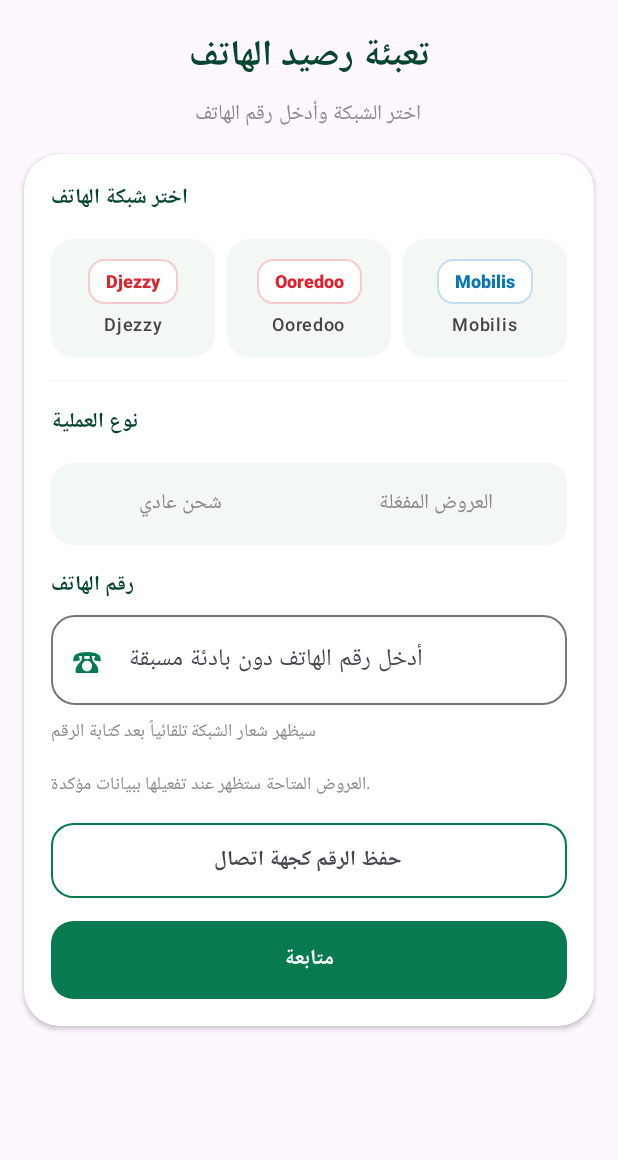
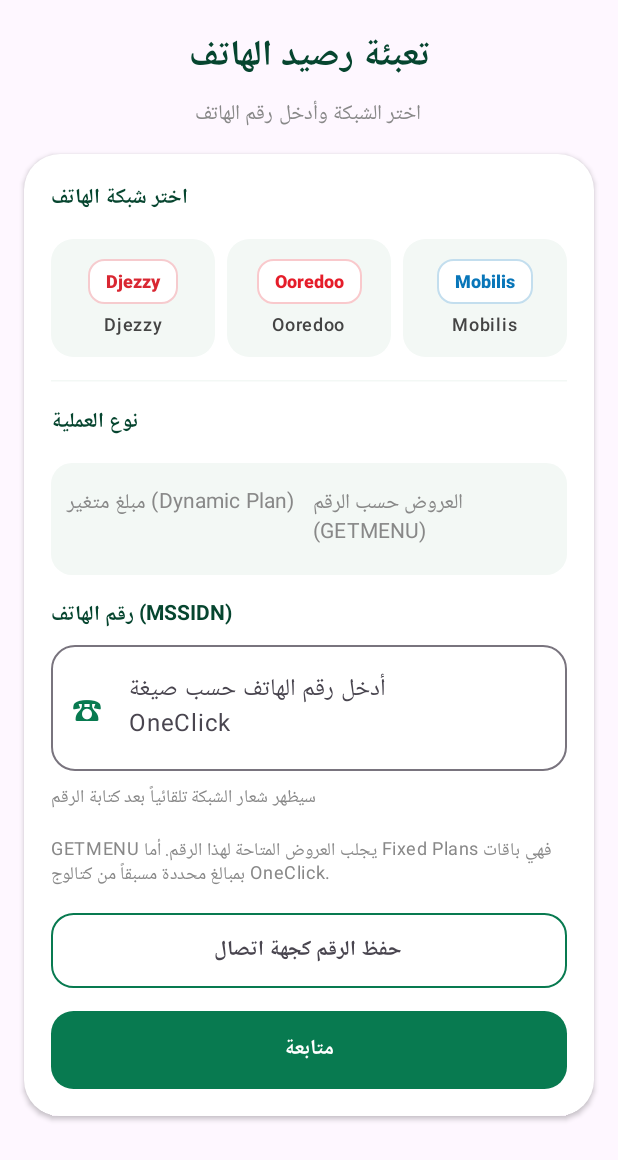
Before and after one commit to kioqprint/kioq.network, an Android app built with Jetpack Compose: the composable RechargePage called with empty values, on a phone screen of 412 x 824 dp. Shown: the top 1160 px of the screen. Run offline under Robolectric (Android 15) with nearby library versions, the phone set to English and light mode, and no system bars.

Commit message:
Align KIOQ service labels with OneClick API terminology

```diff
--- a/app/src/main/java/network/kioq/app/MainActivity.kt
+++ b/app/src/main/java/network/kioq/app/MainActivity.kt
@@ -58,7 +58,7 @@ private val Red = Color(0xFFD83A45)
 private val Page = Color(0xFFF3F8F5)
 private val services = listOf("Djezzy", "Ooredoo", "Mobilis", "IDoom Fibre", "IDoom 4G")
 private val quickAmounts = listOf("50", "100", "200", "500", "1000", "1500", "2000")
-private val menuItems = listOf("الرئيسية", "تعبئة الهاتف", "تعبئة IDoom", "سجل التعبئات", "الزبائن والتجار", "الديون والمدفوعات", "الأرباح والمداخيل", "الصندوق والسحوبات", "الإشعارات", "المحادثات", "التقارير والإحصائيات", "الإعدادات")
+private val menuItems = listOf("الرئيسية", "تعبئة رصيد الهاتف", "تعبئة الإنترنت", "سجل التعبئات", "الزبائن والتجار", "الديون والمدفوعات", "الأرباح والمداخيل", "الصندوق والسحوبات", "الإشعارات", "المحادثات", "التقارير والإحصائيات", "الإعدادات")
 private data class Contact(val id:Long=0,val first:String,val last:String,val number:String,val service:String) { val fullName:String get()="$first $last" }
 private data class RechargeRecord(val id:String,val name:String,val number:String,val service:String,val kind:String,val amount:Int,val deducted:Int,val status:String,val date:String)
 
@@ -88,9 +88,9 @@ private suspend fun loadBannerBitmap(context: Context, uri: Uri): androidx.compo
  }
 
 private val demoRecords = listOf(
- RechargeRecord("KQ-1003","محمد بن علي","0770123456","Djezzy","شحن عادي",1000,970,"ناجحة","16/11/2026 · 10:35"),
+ RechargeRecord("KQ-1003","محمد بن علي","0770123456","Djezzy","مبلغ متغير (Dynamic Plan)",1000,970,"ناجحة","16/11/2026 · 10:35"),
  RechargeRecord("KQ-1002","أحمد قادري","0550223344","Ooredoo","عرض مفعّل",500,485,"قيد المعالجة","16/11/2026 · 10:20"),
- RechargeRecord("KQ-1001","زبون غير محفوظ","0660111222","Mobilis","شحن عادي",100,0,"فاشلة","16/11/2026 · 09:50")
+ RechargeRecord("KQ-1001","زبون غير محفوظ","0660111222","Mobilis","مبلغ متغير (Dynamic Plan)",100,0,"فاشلة","16/11/2026 · 09:50")
 )
 private class ContactDb(ctx:Context):SQLiteOpenHelper(ctx,"kioq_contacts.db",null,1) {
  override fun onCreate(db:SQLiteDatabase) { db.execSQL("CREATE TABLE contacts(id INTEGER PRIMARY KEY AUTOINCREMENT,first TEXT NOT NULL,last TEXT NOT NULL,number TEXT NOT NULL,service TEXT NOT NULL,UNIQUE(number,service))") }
@@ -150,10 +150,16 @@ private fun networkFor(number:String,selected:String):String {
   else->selected
  }
 }
+private fun serviceLabel(service:String):String = when(service) {
+ "IDoom 4G" -> "4G LTE"
+ "IDoom Fibre" -> "IDoom Fibre"
+ "IDoom" -> "Algérie Télécom"
+ else -> service
+}
 @Composable private fun NetworkMark(service:String,large:Boolean=false) {
  val color=when(service) { "Djezzy"->Color(0xFFD92732); "Ooredoo"->Color(0xFFE51D2A); "Mobilis"->Color(0xFF0876B9); "IDoom Fibre","IDoom 4G","IDoom"->Green; else->Green }
  Surface(color=Color.White,contentColor=color,shape=RoundedCornerShape(11.dp),border=androidx.compose.foundation.BorderStroke(1.dp,color.copy(alpha=0.24f))) {
-  Text(service,Modifier.padding(horizontal=if(large)12.dp else 9.dp,vertical=if(large)8.dp else 6.dp),fontSize=if(large)12.sp else 10.sp,fontWeight=FontWeight.ExtraBold,maxLines=1)
+  Text(serviceLabel(service),Modifier.padding(horizontal=if(large)12.dp else 9.dp,vertical=if(large)8.dp else 6.dp),fontSize=if(large)12.sp else 10.sp,fontWeight=FontWeight.ExtraBold,maxLines=1)
  }
 }
 @Composable private fun KioqApp() {
@@ -167,7 +173,7 @@ private fun networkFor(number:String,selected:String):String {
  LaunchedEffect(Unit) { delay(2000); showSplash=false }
  var drawer by remember { mutableStateOf(false) }
  var service by remember { mutableStateOf("Djezzy") }
- var kind by remember { mutableStateOf("شحن عادي") }
+ var kind by remember { mutableStateOf("مبلغ متغير (Dynamic Plan)") }
  var number by remember { mutableStateOf("") }
  var amount by remember { mutableStateOf("") }
  var contactQuery by remember { mutableStateOf("") }
@@ -257,9 +263,9 @@ private fun networkFor(number:String,selected:String):String {
    Box(Modifier.fillMaxWidth().widthIn(max=620.dp)) {
    when(page) {
      "الرئيسية" -> Dashboard(onNavigate={page=it},contacts=contacts.size,onHelp={helpNetwork=it})
-     "تعبئة الهاتف","تعبئة IDoom" -> RechargePage(page,service,{service=it},kind,{kind=it},number,{number=it.filter(Char::isDigit)},amount,{amount=it.filter(Char::isDigit)},detected,recent,message,{message=it},onSave={editing=null;dialog=true},onConfirm={message="طلب تجريبي فقط: لم يتم إرسال طلب أو خصم رصيد."})
+     "تعبئة رصيد الهاتف","تعبئة الإنترنت" -> RechargePage(page,service,{service=it},kind,{kind=it},number,{number=it.filter(Char::isDigit)},amount,{amount=it.filter(Char::isDigit)},detected,recent,message,{message=it},onSave={editing=null;dialog=true},onConfirm={message="طلب تجريبي فقط: لم يتم إرسال طلب أو خصم رصيد."})
      "سجل التعبئات" -> HistoryPage(historyQuery,{historyQuery=it},statusFilter,{statusFilter=it},records,expanded,{expanded=it})
-     "الزبائن والتجار" -> ContactsPage(contactQuery,{contactQuery=it},contactList,onAdd={editing=null;dialog=true},onUse={c->service=c.service;number=c.number;page=if(c.service.startsWith("IDoom")) "تعبئة IDoom" else "تعبئة الهاتف"},onEdit={editing=it;dialog=true},onDelete={contact->scope.launch { withContext(Dispatchers.IO) { db.delete(contact.id); db.all() }.also { contacts=it } }},onCall={context.startActivity(Intent(Intent.ACTION_DIAL,Uri.parse("tel:"+it)))})
+     "الزبائن والتجار" -> ContactsPage(contactQuery,{contactQuery=it},contactList,onAdd={editing=null;dialog=true},onUse={c->service=c.service;number=c.number;page=if(c.service.startsWith("IDoom")) "تعبئة الإنترنت" else "تعبئة رصيد الهاتف"},onEdit={editing=it;dialog=true},onDelete={contact->scope.launch { withContext(Dispatchers.IO) { db.delete(contact.id); db.all() }.also { contacts=it } }},onCall={context.startActivity(Intent(Intent.ACTION_DIAL,Uri.parse("tel:"+it)))})
      "الديون والمدفوعات" -> InfoPage("الديون والمدفوعات","متابعة ديون التجار، الدفعات الجزئية، والمبالغ المتبقية.","سيتم احتساب الجزء المحصّل من الهامش بنسبة المبلغ المسدد إلى الدين المرتبط به.")
      "الأرباح والمداخيل" -> InfoPage("الأرباح والمداخيل","إجمالي الأرباح المسجلة، المحصّلة، وغير المحصّلة.","الأرباح تقارير محاسبية وليست محفظة رصيد مستقلة.")
      "الصندوق والسحوبات" -> InfoPage("الصندوق والسحوبات","متابعة المبالغ المحصّلة والسحوبات إلى الصندوق الفعلي.","السحب تحويل محاسبي للصندوق ولا يُسجّل كربح جديد.")
@@ -343,7 +349,7 @@ private fun networkFor(number:String,selected:String):String {
     Row(verticalAlignment=Alignment.CenterVertically,horizontalArrangement=Arrangement.spacedBy(9.dp)) {
      Surface(color=Color(0xFFFFF0F0),shape=RoundedCornerShape(12.dp),modifier=Modifier.size(38.dp)){Box(contentAlignment=Alignment.Center){Text("☎",color=Red,fontSize=20.sp,fontWeight=FontWeight.Bold)}}
      Column {
-      Text("خدمات الشركات",fontWeight=FontWeight.ExtraBold,color=GreenDark,style=MaterialTheme.typography.titleLarge)
+      Text("شبكات الهاتف والإنترنت",fontWeight=FontWeight.ExtraBold,color=GreenDark,style=MaterialTheme.typography.titleLarge)
       Text("معلومات الاتصال والدعم لكل شركة",style=MaterialTheme.typography.labelSmall,color=Color.Gray)
      }
     }
@@ -355,7 +361,7 @@ private fun networkFor(number:String,selected:String):String {
         Text(when(network) { "Djezzy"->"D"; "Ooredoo"->"O"; "Mobilis"->"M"; else->"i" },fontSize=21.sp,fontWeight=FontWeight.Black,color=accent)
        }
        Column(Modifier.weight(1f),verticalArrangement=Arrangement.spacedBy(2.dp)) {
-        Text(network,fontWeight=FontWeight.Bold,color=GreenDark)
+        Text(serviceLabel(network),fontWeight=FontWeight.Bold,color=GreenDark)
         Text("أرقام الخدمة والدعم",style=MaterialTheme.typography.labelSmall,color=Color.Gray)
        }
        Text("الدعم  ←",style=MaterialTheme.typography.labelMedium,fontWeight=FontWeight.Bold,color=accent)
@@ -373,10 +379,10 @@ private fun networkFor(number:String,selected:String):String {
       Text("اختر نوع التعبئة للمتابعة",style=MaterialTheme.typography.labelSmall,color=Color(0xFFD6E9DE))
      }
     }
-    Text("تعبئة الهاتف",fontWeight=FontWeight.Bold,color=Color.White)
+    Text("تعبئة رصيد الهاتف",fontWeight=FontWeight.Bold,color=Color.White)
     Row(Modifier.fillMaxWidth(),horizontalArrangement=Arrangement.spacedBy(8.dp)) {
      listOf("Djezzy","Ooredoo","Mobilis").forEach { network ->
-      Surface(modifier=Modifier.weight(1f).clickable { onNavigate("تعبئة الهاتف") },color=Color.White,shape=RoundedCornerShape(16.dp)) {
+      Surface(modifier=Modifier.weight(1f).clickable { onNavigate("تعبئة رصيد الهاتف") },color=Color.White,shape=RoundedCornerShape(16.dp)) {
        Column(Modifier.padding(vertical=14.dp,horizontal=5.dp),horizontalAlignment=Alignment.CenterHorizontally,verticalArrangement=Arrangement.spacedBy(5.dp)) {
         Box(Modifier.size(34.dp).background(when(network) { "Djezzy"->Color(0xFFFFE9EA); "Ooredoo"->Color(0xFFFFE9EA); else->Color(0xFFE6F3FB) },CircleShape),contentAlignment=Alignment.Center) {
          Text(when(network) { "Djezzy"->"D"; "Ooredoo"->"O"; else->"M" },fontWeight=FontWeight.Black,color=when(network) { "Djezzy"->Red; "Ooredoo"->Red; else->Color(0xFF0876B9) },fontSize=18.sp)
@@ -389,7 +395,7 @@ private fun networkFor(number:String,selected:String):String {
     Text("تعبئة الإنترنت",fontWeight=FontWeight.Bold,color=Color.White)
     Row(Modifier.fillMaxWidth(),horizontalArrangement=Arrangement.spacedBy(8.dp)) {
      listOf("IDoom Fibre","IDoom 4G").forEach { network ->
-      Surface(modifier=Modifier.weight(1f).clickable { onNavigate("تعبئة IDoom") },color=Color(0xFFE8F6EF),shape=RoundedCornerShape(16.dp)) {
+      Surface(modifier=Modifier.weight(1f).clickable { onNavigate("تعبئة الإنترنت") },color=Color(0xFFE8F6EF),shape=RoundedCornerShape(16.dp)) {
        Row(Modifier.padding(13.dp),verticalAlignment=Alignment.CenterVertically,horizontalArrangement=Arrangement.spacedBy(8.dp)) {
         Box(Modifier.size(36.dp).background(Color.White,CircleShape),contentAlignment=Alignment.Center){Text("i",fontWeight=FontWeight.Black,color=Green,fontSize=20.sp)}
         Column {
@@ -406,7 +412,7 @@ private fun networkFor(number:String,selected:String):String {
 }
 @Composable private fun StatCard(title:String,value:String,modifier:Modifier=Modifier) { Card(modifier) { Column(Modifier.padding(14.dp)) { Text(title,style=MaterialTheme.typography.bodySmall,color=Color.Gray);Text(value,style=MaterialTheme.typography.headlineMedium,color=Green,fontWeight=FontWeight.Bold) } } }
 @Composable private fun RechargePage(page:String,service:String,onService:(String)->Unit,kind:String,onKind:(String)->Unit,number:String,onNumber:(String)->Unit,amount:String,onAmount:(String)->Unit,detected:String,recent:List<Contact>,message:String,onMessage:(String)->Unit,onSave:()->Unit,onConfirm:()->Unit) {
- val isInternet=page=="تعبئة IDoom"
+ val isInternet=page=="تعبئة الإنترنت"
  val choices=if(isInternet) services.filter { it.startsWith("IDoom") } else services.filter { !it.startsWith("IDoom") }
  val activeNetwork=if(number.isNotBlank()) detected else service
  LazyColumn(
@@ -418,7 +424,7 @@ private fun networkFor(number:String,selected:String):String {
   item {
    Column(Modifier.fillMaxWidth().widthIn(max=540.dp),horizontalAlignment=Alignment.CenterHorizontally,verticalArrangement=Arrangement.spacedBy(5.dp)) {
     Text(if(isInternet)"تعبئة الإنترنت" else "تعبئة رصيد الهاتف",style=MaterialTheme.typography.headlineSmall,fontWeight=FontWeight.ExtraBold,color=GreenDark)
-    Text(if(isInternet)"اختر الخدمة وأدخل رقم الاشتراك" else "اختر الشبكة وأدخل رقم الهاتف",style=MaterialTheme.typography.bodyMedium,color=Color.Gray)
+    Text(if(isInternet)"اختر الخدمة وأدخل رقم الخط حسب صيغة OneClick" else "اختر الشبكة وأدخل رقم الهاتف",style=MaterialTheme.typography.bodyMedium,color=Color.Gray)
    }
   }
   item {
@@ -429,7 +435,7 @@ private fun networkFor(number:String,selected:String):String {
     elevation=CardDefaults.cardElevation(defaultElevation=2.dp)
    ) {
     Column(Modifier.fillMaxWidth().padding(18.dp),verticalArrangement=Arrangement.spacedBy(15.dp)) {
-     Text(if(isInternet)"نوع الاشتراك" else "اختر شبكة الهاتف",fontWeight=FontWeight.Bold,color=GreenDark)
+     Text(if(isInternet)"نوع خدمة الإنترنت" else "اختر شبكة الهاتف",fontWeight=FontWeight.Bold,color=GreenDark)
      Row(Modifier.fillMaxWidth(),horizontalArrangement=Arrangement.spacedBy(8.dp)) {
       choices.forEach { option ->
        val selected=service==option
@@ -441,7 +447,7 @@ private fun networkFor(number:String,selected:String):String {
        ) {
         Column(Modifier.fillMaxWidth().padding(vertical=13.dp,horizontal=4.dp),horizontalAlignment=Alignment.CenterHorizontally,verticalArrangement=Arrangement.spacedBy(6.dp)) {
          NetworkMark(option,true)
-         Text(option,fontWeight=if(selected) FontWeight.Bold else FontWeight.Medium,style=MaterialTheme.typography.labelMedium,color=if(selected) GreenDark else Color.DarkGray)
+         Text(serviceLabel(option),fontWeight=if(selected) FontWeight.Bold else FontWeight.Medium,style=MaterialTheme.typography.labelMedium,color=if(selected) GreenDark else Color.DarkGray)
         }
        }
       }
@@ -449,7 +455,7 @@ private fun networkFor(number:String,selected:String):String {
      HorizontalDivider(color=Page)
      Text("نوع العملية",fontWeight=FontWeight.Bold,color=GreenDark)
      Row(Modifier.fillMaxWidth().background(Page,RoundedCornerShape(14.dp)).padding(4.dp),horizontalArrangement=Arrangement.spacedBy(5.dp)) {
-      listOf("شحن عادي","العروض المفعّلة").forEach { option ->
+      listOf("مبلغ متغير (Dynamic Plan)","العروض حسب الرقم (GETMENU)").forEach { option ->
        val selected=kind==option
        Surface(
         modifier=Modifier.weight(1f).clickable { onKind(option) },
@@ -462,13 +468,13 @@ private fun networkFor(number:String,selected:String):String {
       }
      }
      Column(verticalArrangement=Arrangement.spacedBy(8.dp)) {
-      Text(if(isInternet)"رقم اشتراك IDoom" else "رقم الهاتف",fontWeight=FontWeight.Bold,color=GreenDark)
+      Text(if(isInternet)"رقم الخط / رقم الهاتف (MSSIDN)" else "رقم الهاتف (MSSIDN)",fontWeight=FontWeight.Bold,color=GreenDark)
       OutlinedTextField(
        value=number,
        onValueChange=onNumber,
        modifier=Modifier.fillMaxWidth(),
        singleLine=true,
-       placeholder={Text(if(isInternet)"أدخل رقم الاشتراك" else "أدخل رقم الهاتف دون بادئة مسبقة")},
+       placeholder={Text(if(isInternet)"أدخل رقم الخط حسب صيغة OneClick" else "أدخل رقم الهاتف حسب صيغة OneClick")},
        leadingIcon={if(number.isNotBlank()) NetworkMark(activeNetwork,true) else Text("☎",color=Green,fontSize=20.sp)},
        trailingIcon={if(number.isNotBlank()) IconButton(onClick={onNumber("")}) { Text("×",color=Green,fontSize=24.sp,fontWeight=FontWeight.Bold) }},
        keyboardOptions=KeyboardOptions(keyboardType=KeyboardType.Phone),
@@ -501,7 +507,7 @@ private fun networkFor(number:String,selected:String):String {
        }
       }
      }
-     if(kind=="شحن عادي") {
+     if(kind=="مبلغ متغير (Dynamic Plan)") {
       Column(verticalArrangement=Arrangement.spacedBy(9.dp)) {
        Text("مبلغ التعبئة",fontWeight=FontWeight.Bold,color=GreenDark)
        OutlinedTextField(amount,onAmount,Modifier.fillMaxWidth(),singleLine=true,placeholder={Text("أدخل المبلغ بالدينار الجزائري")},suffix={Text("دج")},keyboardOptions=KeyboardOptions(keyboardType=KeyboardType.Number),shape=RoundedCornerShape(16.dp))
@@ -515,7 +521,7 @@ private fun networkFor(number:String,selected:String):String {
        }
       }
      } else {
-      Text("العروض المتاحة ستظهر عند تفعيلها ببيانات مؤكدة.",style=MaterialTheme.typography.bodySmall,color=Color.Gray)
+      Text("GETMENU يجلب العروض المتاحة لهذا الرقم. أما Fixed Plans فهي باقات بمبالغ محددة مسبقاً من كتالوج OneClick.",style=MaterialTheme.typography.bodySmall,color=Color.Gray)
      }
      OutlinedButton(onClick=onSave,modifier=Modifier.fillMaxWidth().height(50.dp),shape=RoundedCornerShape(15.dp),border=androidx.compose.foundation.BorderStroke(1.3.dp,Green)) { Text("حفظ الرقم كجهة اتصال",fontWeight=FontWeight.SemiBold) }
      Button(
@@ -751,7 +757,7 @@ private fun networkFor(number:String,selected:String):String {
    Text("هذه التفضيلات تحفظ محلياً؛ إرسال إشعارات فعلية يتطلب ربط خدمة الإشعارات بالخادم.", style=MaterialTheme.typography.bodySmall, color=Color.Gray)
   } }
   item { SettingsGroup("إعدادات الخدمات", "التحكم في الخدمات المتاحة") {
-   SettingsAction("خدمات الهاتف والإنترنت", "Djezzy وOoredoo وMobilis وIDoom", "smartphone") { dialogTitle="إعدادات الخدمات"; dialogText="إظهار الخدمات وإخفاؤها من حسابات التجار سيكون من صلاحيات المالك، وسيتم تطبيقه مركزياً بعد ربط الخادم." }
+   SettingsAction("خدمات الهاتف والإنترنت", "Djezzy وOoredoo وMobilis وخدمات الإنترنت ADSL و4G LTE", "smartphone") { dialogTitle="إعدادات الخدمات"; dialogText="إظهار الخدمات وإخفاؤها من حسابات التجار سيكون من صلاحيات المالك، وسيتم تطبيقه مركزياً بعد ربط الخادم." }
    SettingsAction("المبالغ والعروض", "إدارة مبالغ التعبئة والعروض المتاحة", "list") { dialogTitle="المبالغ والعروض"; dialogText="المبالغ السريعة الحالية: 50، 100، 200، 500، 1000، 1500، 2000 دج. إدارة القيم والعروض تحتاج صلاحية المالك ومصدراً مؤكداً للبيانات." }
   } }
   item { SettingsGroup("الإعدادات التجارية والمالية · المالك فقط", "لا تظهر هذه الصلاحيات للتاجر") {
```
